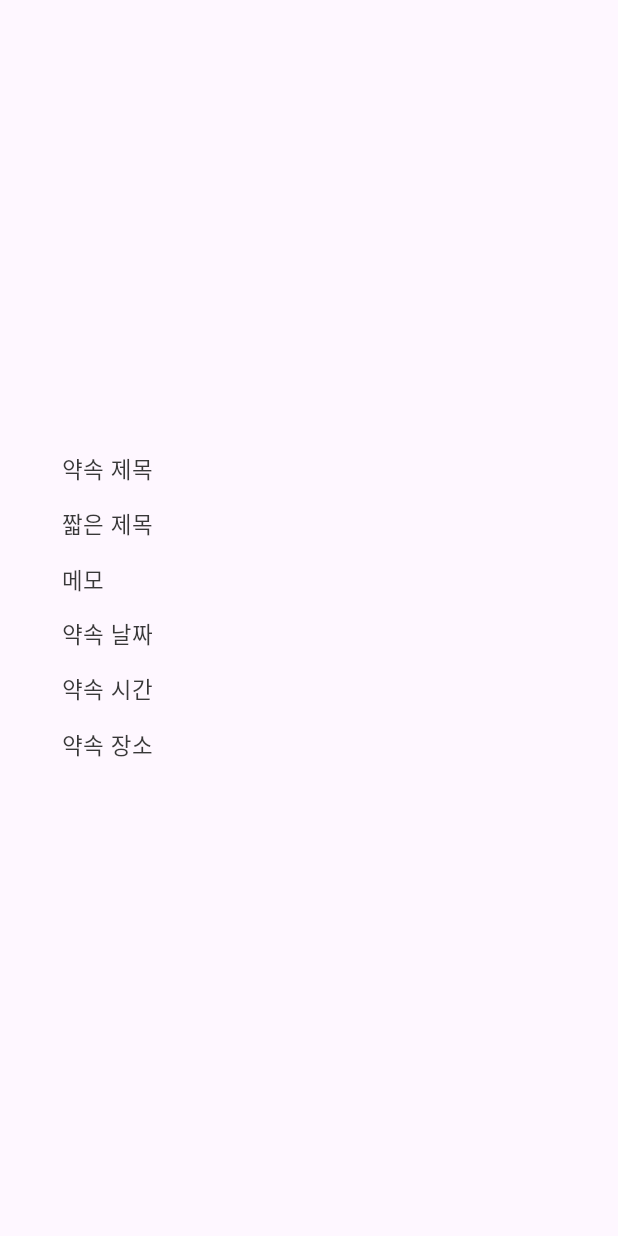
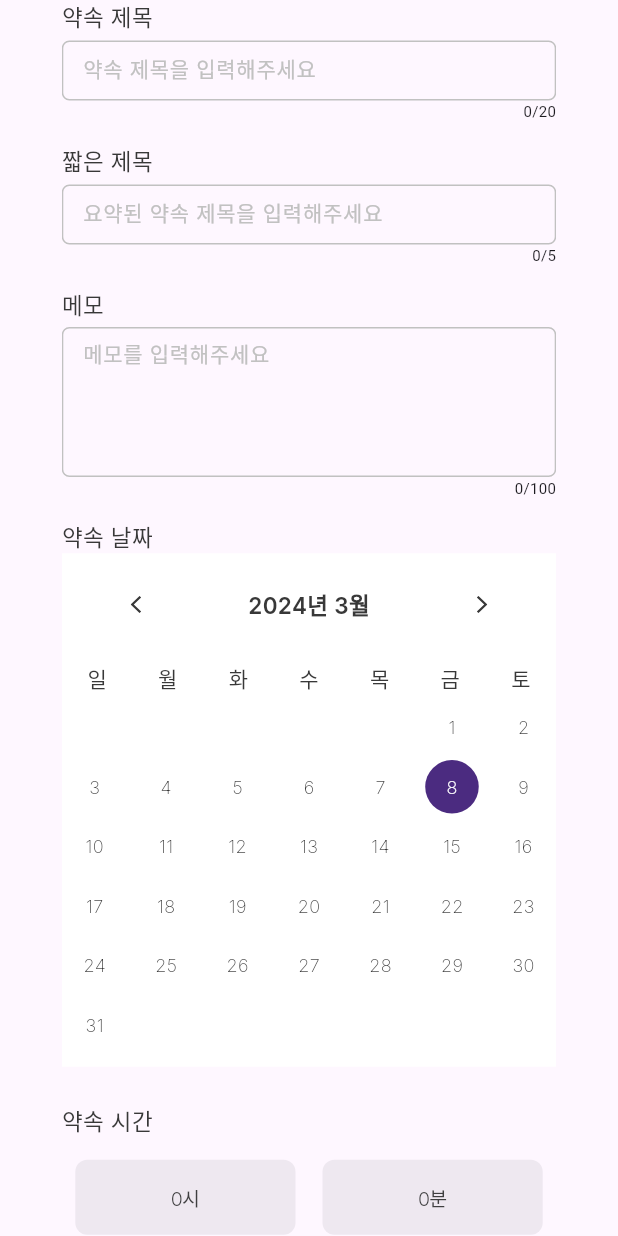
Before and after one commit to Plan-Pal/planpal-frontend, a Flutter app: the EditSchedule widget shown alone on an empty page, opened directly, on a phone screen of 412 x 824 dp. Run offline on Flutter 3.47's test engine with Material 3 defaults, Android fonts, the phone set to English and light mode, and no system bars; our stand-ins replace flutter_secure_storage, flutter_svg, google_fonts; missing offline and left inert: kakao_flutter_sdk_user; accounts and stored records are empty.

Commit message:
[feat] 약속 초대를 제외한 위젯 조합

```diff
--- a/lib/widgets/common/schedule/edit_schedule/edit_schedule.dart
+++ b/lib/widgets/common/schedule/edit_schedule/edit_schedule.dart
@@ -1,6 +1,10 @@
 import 'package:flutter/material.dart';
 import 'package:planpal_frontend/themes/colors.dart';
 import 'package:planpal_frontend/themes/fonts.dart';
+import 'package:planpal_frontend/widgets/common/calendar/edit_schedule_calendar/edit_schedule_calendar.dart';
+import 'package:planpal_frontend/widgets/common/schedule/edit_schedule/change_personnel.dart';
+import 'package:planpal_frontend/widgets/common/schedule/edit_schedule/text_inputer.dart';
+import 'package:planpal_frontend/widgets/common/schedule/edit_schedule/time_picker.dart';
 
 class EditSchedule extends StatefulWidget {
   @override
@@ -25,11 +29,11 @@ class _EditScheduleState extends State<EditSchedule> {
   }
 
   SizedBox spaceshort() {
-    return const SizedBox(height: 5);
+    return SizedBox(height: 5);
   }
 
   SizedBox spaceLong() {
-    return const SizedBox(height: 15);
+    return SizedBox(height: 15);
   }
 
   @override
@@ -42,17 +46,50 @@ class _EditScheduleState extends State<EditSchedule> {
             crossAxisAlignment: CrossAxisAlignment.start,
             children: <Widget>[
               lightStyle('약속 제목'),
+              spaceshort(),
+              TextInputField(
+                labelText: '약속 제목을 입력해주세요',
+                height: 40,
+                maxLength: 20,
+              ),
               spaceLong(),
               lightStyle('짧은 제목'),
+              spaceshort(),
+              TextInputField(
+                labelText: '요약된 약속 제목을 입력해주세요',
+                height: 40,
+                maxLength: 5,
+              ),
               spaceLong(),
               lightStyle('메모'),
+              spaceshort(),
+              TextInputField(
+                labelText: '메모를 입력해주세요',
+                height: 100,
+                maxLines: 100,
+                maxLength: 100,
+              ),
               spaceLong(),
               lightStyle('약속 날짜'),
-              spaceLong(),
+              EditScheduleCalendar(
+                onDateSelected: (date) {},
+                schedules: [],
+              ),
+              SizedBox(height: 25),
               lightStyle('약속 시간'),
+              spaceshort(),
+              TimePicker(),
               spaceLong(),
               lightStyle('약속 장소'),
+              spaceshort(),
+              TextInputField(
+                labelText: '약속 장소를 입력해주세요',
+                height: 40,
+                maxLength: 40,
+              ),
               spaceLong(),
+              LimitlessOption(),
+              const SizedBox(height: 50)
             ],
           ),
         ),
```
